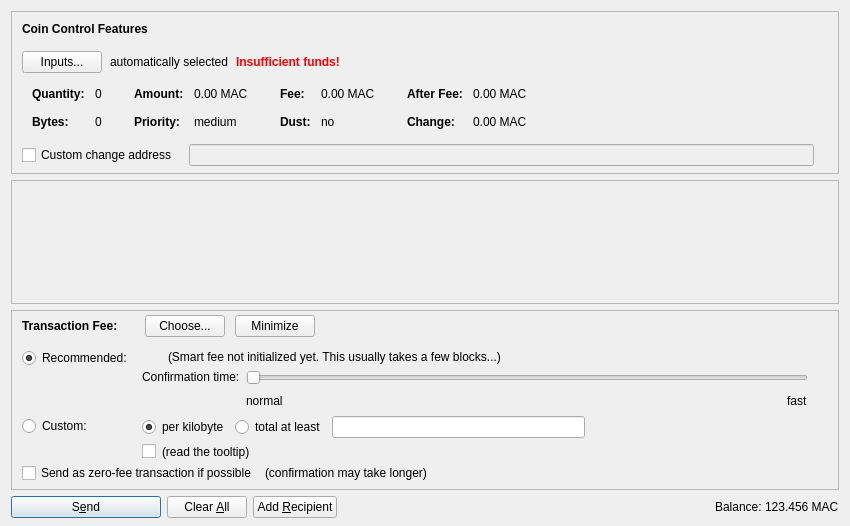
machinecoin-project/machinecoin-core, file src/qt/forms/sendcoinsdialog.ui: the form before one commit.
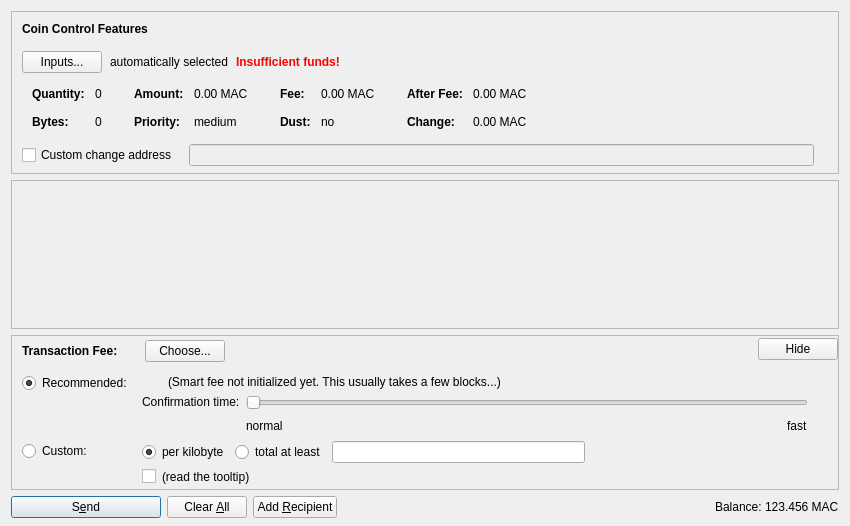
The form after the commit. Icons and pictures are not drawn. Custom widgets are drawn as their Qt base class.

```diff
--- a/src/qt/forms/sendcoinsdialog.ui
+++ b/src/qt/forms/sendcoinsdialog.ui
@@ -617,7 +617,7 @@
         <x>0</x>
         <y>0</y>
         <width>830</width>
-        <height>68</height>
+        <height>104</height>
        </rect>
       </property>
       <layout class="QVBoxLayout" name="verticalLayout_2" stretch="0,1">
@@ -771,16 +771,6 @@
                 </property>
                </widget>
               </item>
-              <item>
-               <widget class="QPushButton" name="buttonMinimizeFee">
-                <property name="toolTip">
-                 <string>collapse fee-settings</string>
-                </property>
-                <property name="text">
-                 <string>Minimize</string>
-                </property>
-               </widget>
-              </item>
              </layout>
             </item>
             <item>
@@ -811,6 +801,16 @@
             </property>
            </spacer>
           </item>
+          <item>
+           <widget class="QPushButton" name="buttonMinimizeFee">
+            <property name="toolTip">
+             <string>collapse fee-settings</string>
+            </property>
+            <property name="text">
+             <string>Hide</string>
+            </property>
+           </widget>
+          </item>
          </layout>
         </item>
         <item>
@@ -1167,59 +1167,6 @@
              </item>
             </layout>
            </item>
-           <item>
-            <layout class="QHBoxLayout" name="horizontalLayoutFee5" stretch="0,0,0">
-             <property name="spacing">
-              <number>8</number>
-             </property>
-             <property name="bottomMargin">
-              <number>4</number>
-             </property>
-             <item>
-              <widget class="QCheckBox" name="checkBoxFreeTx">
-               <property name="text">
-                <string>Send as zero-fee transaction if possible</string>
-               </property>
-              </widget>
-             </item>
-             <item>
-              <widget class="QLabel" name="labelFreeTx">
-               <property name="text">
-                <string>(confirmation may take longer)</string>
-               </property>
-               <property name="margin">
-                <number>5</number>
-               </property>
-              </widget>
-             </item>
-             <item>
-              <spacer name="horizontalSpacerFee5">
-               <property name="orientation">
-                <enum>Qt::Horizontal</enum>
-               </property>
-               <property name="sizeHint" stdset="0">
-                <size>
-                 <width>1</width>
-                 <height>1</height>
-                </size>
-               </property>
-              </spacer>
-             </item>
-            </layout>
-           </item>
-           <item>
-            <spacer name="verticalSpacerFee2">
-             <property name="orientation">
-              <enum>Qt::Vertical</enum>
-             </property>
-             <property name="sizeHint" stdset="0">
-              <size>
-               <width>1</width>
-               <height>1</height>
-              </size>
-             </property>
-            </spacer>
-           </item>
           </layout>
          </widget>
         </item>
```
Left out of the diff: 16 changed lines with no effect on the pictures.
